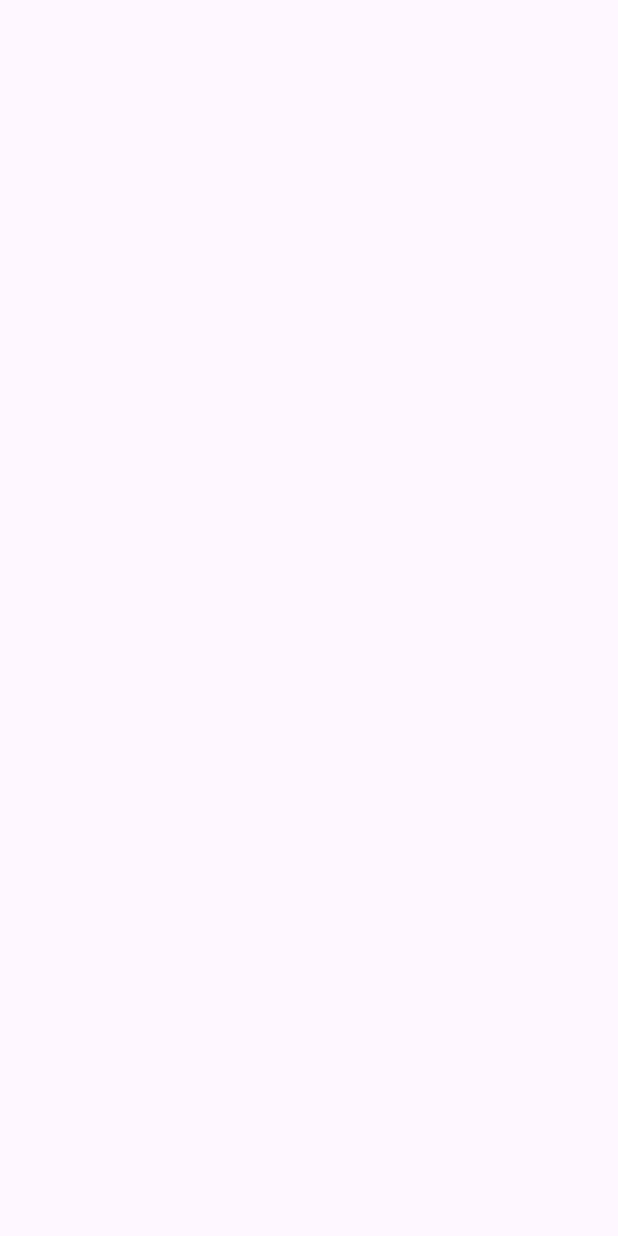
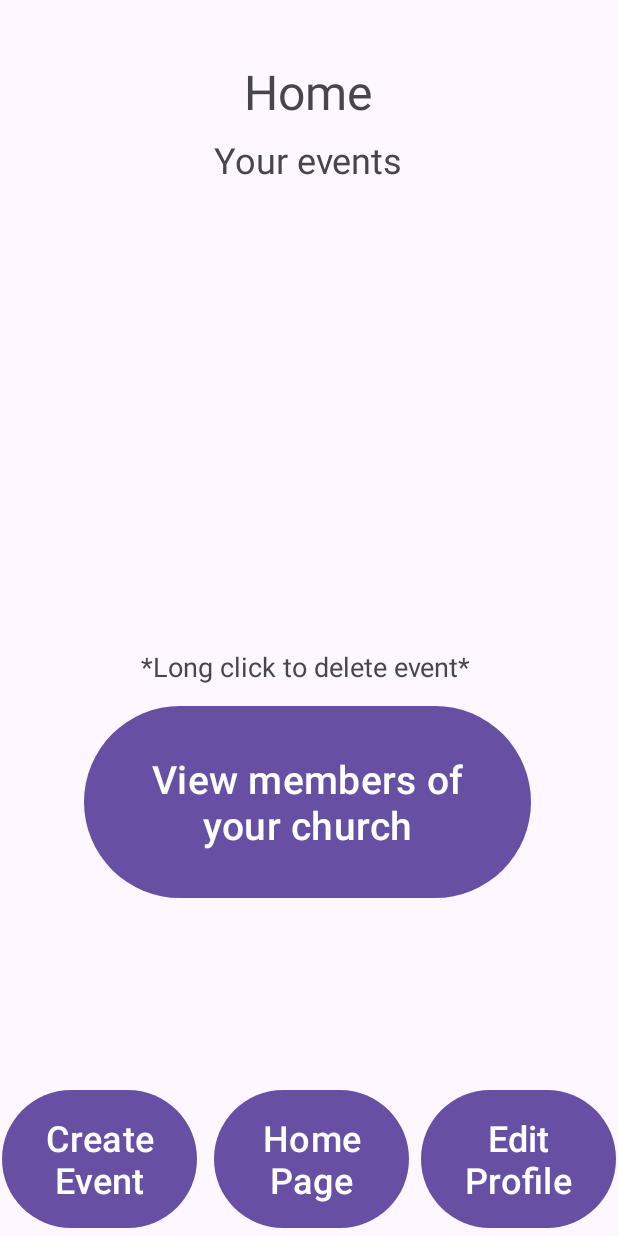
Before and after one commit to GabrielBall05/ChurchFinderApp, an Android app: the ChurchHome screen opened directly, with no data from a screen before it, on a phone screen of 412 x 824 dp. Before the commit the screen is empty. Run offline under Robolectric (Android 15) with nearby library versions, the phone set to English and light mode, and no system bars.

Commit message:
Made church intents & buttons for church home intent

```diff
--- a/ChurchApp/app/src/main/java/com/example/churchapp/ChurchIntents/ChurchHome.java
+++ b/ChurchApp/app/src/main/java/com/example/churchapp/ChurchIntents/ChurchHome.java
@@ -2,17 +2,134 @@ package com.example.churchapp.ChurchIntents;
 
 import androidx.appcompat.app.AppCompatActivity;
 
+import android.content.Intent;
 import android.os.Bundle;
+import android.util.Log;
+import android.view.View;
+import android.widget.AdapterView;
+import android.widget.Button;
+import android.widget.ListView;
 
+import com.example.churchapp.Database.EventsTableHelper;
+import com.example.churchapp.Database.UsersTableHelper;
+import com.example.churchapp.Models.User;
 import com.example.churchapp.R;
 
 public class ChurchHome extends AppCompatActivity
 {
+    //GUI
+    ListView lv_myEvents;
+    Button btn_viewMembers;
+    Button btn_createEvent;
+    Button btn_editProfile;
+
+    //DATABASE
+    UsersTableHelper usersDb;
+    EventsTableHelper eventsDb;
+
+    //INTENTS
+    Intent editEventIntent;
+    Intent viewMembersIntent;
+    Intent createEventIntent;
+    Intent editProfileIntent;
+    Intent deleteConfirmationIntent;
 
     @Override
     protected void onCreate(Bundle savedInstanceState)
     {
         super.onCreate(savedInstanceState);
         setContentView(R.layout.activity_church_home);
+
+        //GUI
+        lv_myEvents = findViewById(R.id.lv_churchHome_myEvents);
+        btn_createEvent = findViewById(R.id.btn_churchHome_createEvent);
+        btn_editProfile = findViewById(R.id.btn_churchHome_editProfile);
+        btn_viewMembers = findViewById(R.id.btn_churchHome_viewMembers);
+
+        //DATABASE
+        usersDb = new UsersTableHelper(this);
+        eventsDb = new EventsTableHelper(this);
+
+        //INTENTS
+        editEventIntent = new Intent(ChurchHome.this, EditEvent.class);
+        viewMembersIntent = new Intent(ChurchHome.this, ViewMembers.class);
+        createEventIntent = new Intent(ChurchHome.this, CreateEvent.class);
+        editProfileIntent = new Intent(ChurchHome.this, EditChurchProfile.class);
+
+        //FUNCTIONS
+        viewMembersButtonClick();
+        createEventButtonClick();
+        editProfileButtonClick();
+        listViewItemClick();
+        listViewItemLongClick();
+    }
+
+    private void listViewItemClick()
+    {
+        lv_myEvents.setOnItemClickListener(new AdapterView.OnItemClickListener()
+        {
+            @Override
+            public void onItemClick(AdapterView<?> parent, View view, int position, long id)
+            {
+                Log.v("List View Click", "List view item click in ChurchHome (lv_myEvents) - Moving to EditEvent");
+                                                            /**==============================MAKE A NEW EVENT GIVEN THE INFO AT int position AND .putExtra() IT TO EDITEVENT INTENT==============================*/
+                startActivity(editEventIntent);
+            }
+        });
+    }
+
+    private void listViewItemLongClick()
+    {
+        lv_myEvents.setOnItemLongClickListener(new AdapterView.OnItemLongClickListener()
+        {
+            @Override
+            public boolean onItemLongClick(AdapterView<?> parent, View view, int position, long id)
+            {
+                Log.v("List View Long Click", "List view long click in ChurchHome (lv_myEvents) - Moving to DeleteConfirmation");
+                                                            /**==============================MAKE A NEW EVENT GIVEN THE INFO AT int position AND .putExtra() IT TO DELETECONFIRMATION INTENT==============================*/
+                startActivity(deleteConfirmationIntent);
+
+                return false;
+            }
+        });
+    }
+
+    private void viewMembersButtonClick()
+    {
+        btn_viewMembers.setOnClickListener(new View.OnClickListener()
+        {
+            @Override
+            public void onClick(View v)
+            {
+                Log.v("Button Press", "View Members Button Click - Moving to ViewMembers");
+                startActivity(viewMembersIntent);
+            }
+        });
+    }
+
+    private void createEventButtonClick()
+    {
+        btn_createEvent.setOnClickListener(new View.OnClickListener()
+        {
+            @Override
+            public void onClick(View v)
+            {
+                Log.v("Button Press", "Create Event Button Click - Moving to CreateEvent");
+                startActivity(createEventIntent);
+            }
+        });
+    }
+
+    private void editProfileButtonClick()
+    {
+        btn_editProfile.setOnClickListener(new View.OnClickListener()
+        {
+            @Override
+            public void onClick(View v)
+            {
+                Log.v("Button Press", "Edit Church Profile Button Click - Moving to EditChurchProfile");
+                startActivity(editProfileIntent);
+            }
+        });
     }
 }
--- a/ChurchApp/app/src/main/res/layout/activity_church_home.xml
+++ b/ChurchApp/app/src/main/res/layout/activity_church_home.xml
@@ -6,4 +6,102 @@
     android:layout_height="match_parent"
     tools:context=".ChurchIntents.ChurchHome">
 
+    <Button
+        android:id="@+id/btn_churchHome_viewMembers"
+        android:layout_width="298dp"
+        android:layout_height="136dp"
+        android:layout_marginStart="55dp"
+        android:layout_marginTop="10dp"
+        android:layout_marginEnd="58dp"
+        android:text="View members of your church"
+        android:textAlignment="center"
+        android:textSize="26sp"
+        app:layout_constraintEnd_toEndOf="parent"
+        app:layout_constraintStart_toStartOf="parent"
+        app:layout_constraintTop_toBottomOf="@+id/textView9" />
+
+    <TextView
+        android:id="@+id/textView5"
+        android:layout_width="wrap_content"
+        android:layout_height="wrap_content"
+        android:layout_marginStart="162dp"
+        android:layout_marginTop="39dp"
+        android:layout_marginEnd="163dp"
+        android:text="Home"
+        android:textAlignment="center"
+        android:textSize="32sp"
+        app:layout_constraintEnd_toEndOf="parent"
+        app:layout_constraintStart_toStartOf="parent"
+        app:layout_constraintTop_toTopOf="parent" />
+
+    <TextView
+        android:id="@+id/textView6"
+        android:layout_width="wrap_content"
+        android:layout_height="wrap_content"
+        android:layout_marginStart="142dp"
+        android:layout_marginTop="7dp"
+        android:layout_marginEnd="143dp"
+        android:text="Your events"
+        android:textAlignment="center"
+        android:textSize="24sp"
+        app:layout_constraintEnd_toEndOf="parent"
+        app:layout_constraintStart_toStartOf="parent"
+        app:layout_constraintTop_toBottomOf="@+id/textView5" />
+
+    <ListView
+        android:id="@+id/lv_churchHome_myEvents"
+        android:layout_width="410dp"
+        android:layout_height="305dp"
+        android:layout_marginTop="2dp"
+        app:layout_constraintEnd_toEndOf="parent"
+        app:layout_constraintStart_toStartOf="parent"
+        app:layout_constraintTop_toBottomOf="@+id/textView6" />
+
+    <Button
+        android:id="@+id/btn_churchHome_createEvent"
+        android:layout_width="130dp"
+        android:layout_height="100dp"
+        android:layout_marginStart="1dp"
+        android:layout_marginBottom="1dp"
+        android:text="Create Event"
+        android:textAlignment="center"
+        android:textSize="24sp"
+        app:layout_constraintBottom_toBottomOf="parent"
+        app:layout_constraintStart_toStartOf="parent" />
+
+    <Button
+        android:layout_width="130dp"
+        android:layout_height="100dp"
+        android:layout_marginStart="11dp"
+        android:layout_marginEnd="8dp"
+        android:layout_marginBottom="1dp"
+        android:text="Home Page"
+        android:textAlignment="center"
+        android:textSize="24sp"
+        app:layout_constraintBottom_toBottomOf="parent"
+        app:layout_constraintEnd_toStartOf="@+id/btn_churchHome_editProfile"
+        app:layout_constraintStart_toEndOf="@+id/btn_churchHome_createEvent" />
+
+    <Button
+        android:id="@+id/btn_churchHome_editProfile"
+        android:layout_width="130dp"
+        android:layout_height="100dp"
+        android:layout_marginEnd="1dp"
+        android:layout_marginBottom="1dp"
+        android:text="Edit Profile"
+        android:textAlignment="center"
+        android:textSize="24sp"
+        app:layout_constraintBottom_toBottomOf="parent"
+        app:layout_constraintEnd_toEndOf="parent" />
+
+    <TextView
+        android:id="@+id/textView9"
+        android:layout_width="wrap_content"
+        android:layout_height="wrap_content"
+        android:layout_marginStart="-260dp"
+        android:layout_marginTop="2dp"
+        android:text="*Long click to delete event*"
+        android:textSize="18sp"
+        app:layout_constraintStart_toEndOf="@+id/btn_churchHome_viewMembers"
+        app:layout_constraintTop_toBottomOf="@+id/lv_churchHome_myEvents" />
 </androidx.constraintlayout.widget.ConstraintLayout>
```
Also changed, not shown: ChurchApp/app/src/main/AndroidManifest.xml (+15 -0 lines), ChurchApp/app/src/main/java/com/example/churchapp/ChurchIntents/CreateEvent.java (added, +18 -0 lines), ChurchApp/app/src/main/java/com/example/churchapp/ChurchIntents/EditChurchProfile.java (added, +18 -0 lines), ChurchApp/app/src/main/java/com/example/churchapp/ChurchIntents/EditEvent.java (added, +18 -0 lines), ChurchApp/app/src/main/java/com/example/churchapp/ChurchIntents/EventParticipantsPage.java (added, +18 -0 lines), ChurchApp/app/src/main/java/com/example/churchapp/ChurchIntents/ViewMembers.java (added, +18 -0 lines), ChurchApp/app/src/main/java/com/example/churchapp/MainActivity.java (+9 -9 lines), ChurchApp/app/src/main/res/layout/activity_create_event.xml (added, +9 -0 lines), ChurchApp/app/src/main/res/layout/activity_edit_church_profile.xml (added, +9 -0 lines), ChurchApp/app/src/main/res/layout/activity_edit_event.xml (added, +9 -0 lines), ChurchApp/app/src/main/res/layout/activity_event_participants_page.xml (added, +9 -0 lines), ChurchApp/app/src/main/res/layout/activity_view_members.xml (added, +9 -0 lines).
